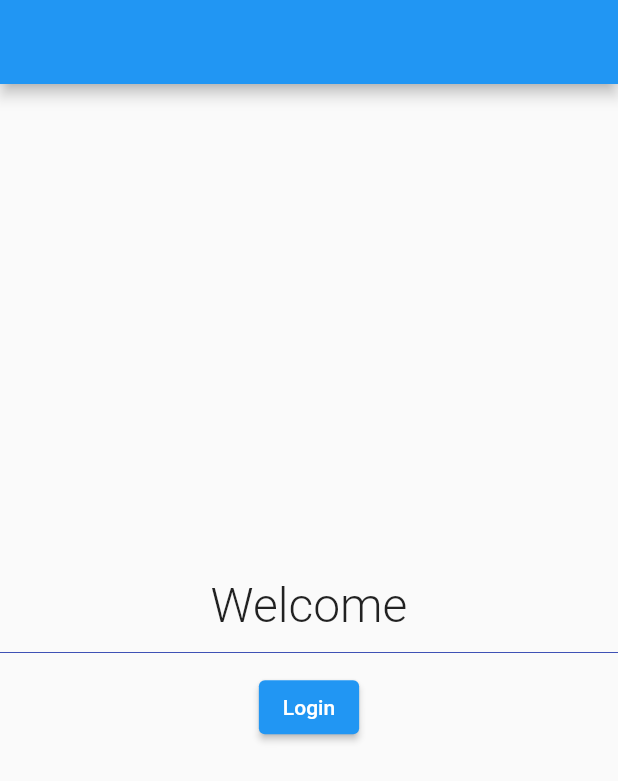
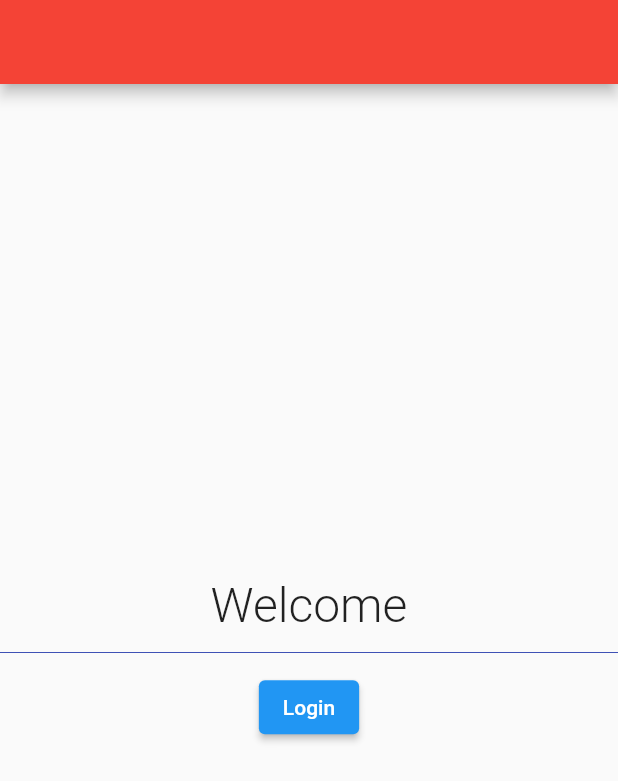
Before and after one commit to hooshyar/wecode_21_22_3_2, a Flutter app: the screen it shows after launch, on a phone screen of 412 x 824 dp. Shown: the top 781 px of the screen. Run offline on Flutter 3.47's test engine with Material 2 defaults, Android fonts, the phone set to English and light mode, and no system bars; our stand-ins replace google_fonts.

Commit message:
Theming added

```diff
--- a/lib/src/app.dart
+++ b/lib/src/app.dart
@@ -1,4 +1,5 @@
 import 'package:flutter/material.dart';
+import 'package:google_fonts/google_fonts.dart';
 import 'package:wecode_2021/src/home_screen/home_screen_view.dart';
 import 'package:wecode_2021/src/login_screen/login_screen_view.dart';
 import 'package:wecode_2021/src/privacy_policy/privacy_policy_screen.dart';
@@ -6,10 +7,21 @@ import 'package:wecode_2021/src/student_screen/student_screen_view.dart';
 
 class AppView extends StatelessWidget {
   const AppView({Key? key}) : super(key: key);
-
+  final String selectedLang = 'ar';
   @override
   Widget build(BuildContext context) {
     return MaterialApp(
+      theme: ThemeData(
+          primaryColor: Colors.red,
+          textTheme: TextTheme(
+              bodyText1: TextStyle(
+            fontFamily: selectedLang == 'ar'
+                ? GoogleFonts.robotoCondensed().fontFamily
+                : GoogleFonts.roboto().fontFamily,
+          )),
+          appBarTheme: AppBarTheme(
+            backgroundColor: Colors.red,
+          )),
       initialRoute: '/',
       routes: {
         '/': (context) => HomeScreenView(),
```
